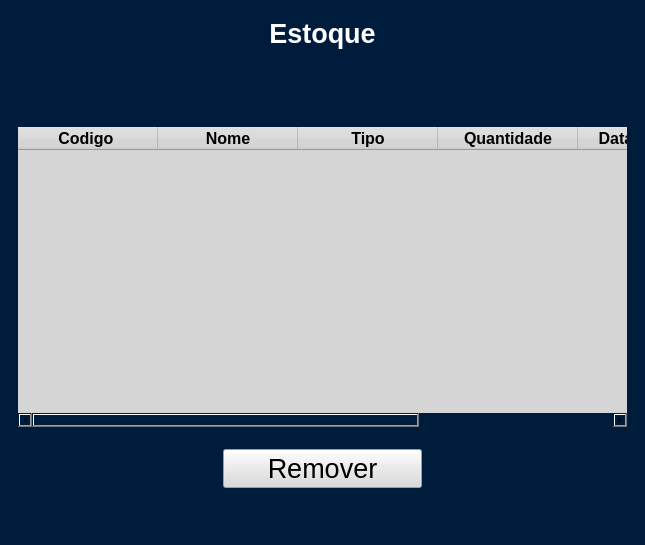
Before: the Qt Designer form tela_estoque.ui in ismael027/Genrenciador_de_Fornecedores, drawn with Qt 5.
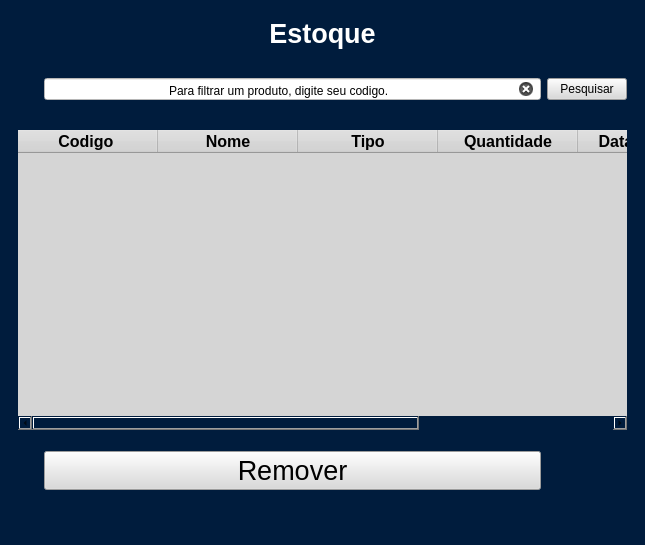
After: the same form once the commit is applied.

What changed in the file:
```diff
--- a/tela_estoque.ui
+++ b/tela_estoque.ui
@@ -299,6 +299,32 @@
         </property>
        </widget>
       </item>
+      <item row="1" column="1">
+       <widget class="QLineEdit" name="lineEdit">
+        <property name="styleSheet">
+         <string notr="true">background-color: rgb(255, 255, 255);</string>
+        </property>
+        <property name="text">
+         <string>Para filtrar um produto, digite seu codigo.</string>
+        </property>
+        <property name="alignment">
+         <set>Qt::AlignBottom|Qt::AlignHCenter</set>
+        </property>
+        <property name="clearButtonEnabled">
+         <bool>true</bool>
+        </property>
+       </widget>
+      </item>
+      <item row="1" column="2">
+       <widget class="QPushButton" name="Pesquisar">
+        <property name="styleSheet">
+         <string notr="true">background-color: rgb(218, 218, 218);</string>
+        </property>
+        <property name="text">
+         <string>Pesquisar</string>
+        </property>
+       </widget>
+      </item>
      </layout>
     </item>
    </layout>
```
